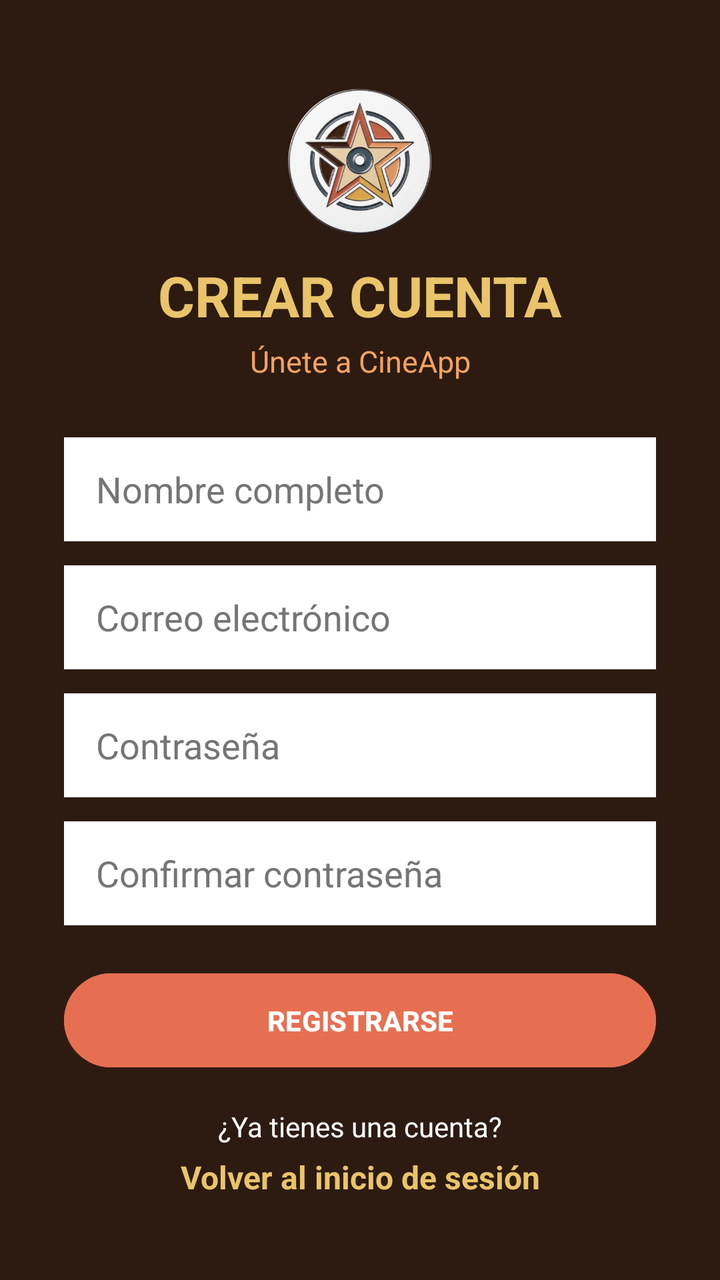
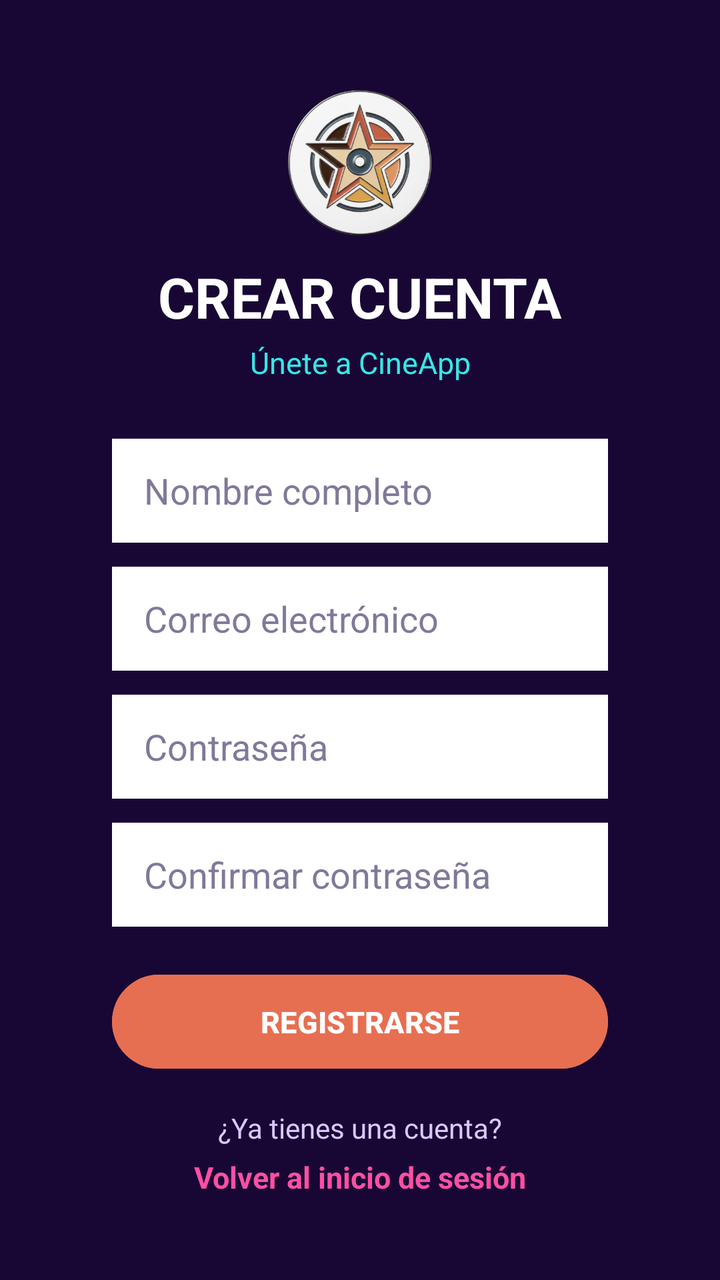

An Android layout rendered at two revisions. The XML below is the earlier revision; the diff shows what the commit changed to produce the second picture.
<!-- AndroidManifest.xml: application theme Theme.CINEAPP -->
<!-- res/layout/activity_register.xml -->
<?xml version="1.0" encoding="utf-8"?>
<androidx.constraintlayout.widget.ConstraintLayout
    xmlns:android="http://schemas.android.com/apk/res/android"
    xmlns:app="http://schemas.android.com/apk/res-auto"
    xmlns:tools="http://schemas.android.com/tools"
    android:id="@+id/main"
    android:layout_width="match_parent"
    android:layout_height="match_parent"
    android:background="@color/cine_marron"
    tools:context=".ui.auth.RegisterActivity">

    <ImageView
        android:id="@+id/tvLogo"
        android:layout_width="80dp"
        android:layout_height="80dp"
        android:contentDescription="Logo de CineApp"
        android:scaleType="fitCenter"
        android:src="@drawable/logo_cineapp"
        app:layout_constraintBottom_toTopOf="@+id/tvTitulo"
        app:layout_constraintEnd_toEndOf="parent"
        app:layout_constraintStart_toStartOf="parent"
        app:layout_constraintTop_toTopOf="parent"
        app:layout_constraintVertical_chainStyle="packed" />


    <TextView
        android:id="@+id/tvTitulo"
        android:layout_width="wrap_content"
        android:layout_height="wrap_content"
        android:layout_marginTop="8dp"
        android:text="CREAR CUENTA"
        android:textColor="@color/cine_amarillo"
        android:textSize="28sp"
        android:textStyle="bold"
        app:layout_constraintBottom_toTopOf="@+id/tvSubtitulo"
        app:layout_constraintEnd_toEndOf="parent"
        app:layout_constraintStart_toStartOf="parent"
        app:layout_constraintTop_toBottomOf="@+id/tvLogo" />

    <TextView
        android:id="@+id/tvSubtitulo"
        android:layout_width="wrap_content"
        android:layout_height="wrap_content"
        android:layout_marginTop="4dp"
        android:text="Únete a CineApp"
        android:textColor="@color/cine_naranja"
        android:textSize="15sp"
        app:layout_constraintBottom_toTopOf="@+id/etNombre"
        app:layout_constraintEnd_toEndOf="parent"
        app:layout_constraintStart_toStartOf="parent"
        app:layout_constraintTop_toBottomOf="@+id/tvTitulo" />

    <EditText
        android:id="@+id/etNombre"
        android:layout_width="0dp"
        android:layout_height="52dp"
        android:layout_marginStart="32dp"
        android:layout_marginTop="28dp"
        android:layout_marginEnd="32dp"
        android:background="@android:color/white"
        android:hint="Nombre completo"
        android:inputType="textPersonName"
        android:paddingStart="16dp"
        android:paddingEnd="16dp"
        android:textColor="@color/cine_marron"
        android:textColorHint="@color/cine_gris"
        app:layout_constraintBottom_toTopOf="@+id/etCorreo"
        app:layout_constraintEnd_toEndOf="parent"
        app:layout_constraintStart_toStartOf="parent"
        app:layout_constraintTop_toBottomOf="@+id/tvSubtitulo" />

    <EditText
        android:id="@+id/etCorreo"
        android:layout_width="0dp"
        android:layout_height="52dp"
        android:layout_marginStart="32dp"
        android:layout_marginTop="12dp"
        android:layout_marginEnd="32dp"
        android:background="@android:color/white"
        android:hint="Correo electrónico"
        android:inputType="textEmailAddress"
        android:paddingStart="16dp"
        android:paddingEnd="16dp"
        android:textColor="@color/cine_marron"
        android:textColorHint="@color/cine_gris"
        app:layout_constraintBottom_toTopOf="@+id/etPassword"
        app:layout_constraintEnd_toEndOf="parent"
        app:layout_constraintStart_toStartOf="parent"
        app:layout_constraintTop_toBottomOf="@+id/etNombre" />

    <EditText
        android:id="@+id/etPassword"
        android:layout_width="0dp"
        android:layout_height="52dp"
        android:layout_marginStart="32dp"
        android:layout_marginTop="12dp"
        android:layout_marginEnd="32dp"
        android:background="@android:color/white"
        android:hint="Contraseña"
        android:inputType="textPassword"
        android:paddingStart="16dp"
        android:paddingEnd="16dp"
        android:textColor="@color/cine_marron"
        android:textColorHint="@color/cine_gris"
        app:layout_constraintBottom_toTopOf="@+id/etConfirmPassword"
        app:layout_constraintEnd_toEndOf="parent"
        app:layout_constraintStart_toStartOf="parent"
        app:layout_constraintTop_toBottomOf="@+id/etCorreo" />

    <EditText
        android:id="@+id/etConfirmPassword"
        android:layout_width="0dp"
        android:layout_height="52dp"
        android:layout_marginStart="32dp"
        android:layout_marginTop="12dp"
        android:layout_marginEnd="32dp"
        android:background="@android:color/white"
        android:hint="Confirmar contraseña"
        android:inputType="textPassword"
        android:paddingStart="16dp"
        android:paddingEnd="16dp"
        android:textColor="@color/cine_marron"
        android:textColorHint="@color/cine_gris"
        app:layout_constraintBottom_toTopOf="@+id/btnRegistrarse"
        app:layout_constraintEnd_toEndOf="parent"
        app:layout_constraintStart_toStartOf="parent"
        app:layout_constraintTop_toBottomOf="@+id/etPassword" />

    <Button
        android:id="@+id/btnRegistrarse"
        android:layout_width="0dp"
        android:layout_height="55dp"
        android:layout_marginStart="32dp"
        android:layout_marginTop="20dp"
        android:layout_marginEnd="32dp"
        android:backgroundTint="@color/cine_coral"
        android:text="REGISTRARSE"
        android:textColor="@color/cine_blanco"
        android:textStyle="bold"
        app:layout_constraintBottom_toTopOf="@+id/tvYaCuenta"
        app:layout_constraintEnd_toEndOf="parent"
        app:layout_constraintStart_toStartOf="parent"
        app:layout_constraintTop_toBottomOf="@+id/etConfirmPassword" />

    <TextView
        android:id="@+id/tvYaCuenta"
        android:layout_width="wrap_content"
        android:layout_height="wrap_content"
        android:layout_marginTop="16dp"
        android:text="¿Ya tienes una cuenta?"
        android:textColor="@color/cine_blanco"
        android:textSize="14sp"
        app:layout_constraintBottom_toTopOf="@+id/tvVolverLogin"
        app:layout_constraintEnd_toEndOf="parent"
        app:layout_constraintStart_toStartOf="parent"
        app:layout_constraintTop_toBottomOf="@+id/btnRegistrarse" />

    <TextView
        android:id="@+id/tvVolverLogin"
        android:layout_width="wrap_content"
        android:layout_height="wrap_content"
        android:layout_marginTop="5dp"
        android:text="Volver al inicio de sesión"
        android:textColor="@color/cine_amarillo"
        android:textSize="16sp"
        android:textStyle="bold"
        app:layout_constraintBottom_toBottomOf="parent"
        app:layout_constraintEnd_toEndOf="parent"
        app:layout_constraintStart_toStartOf="parent"
        app:layout_constraintTop_toBottomOf="@+id/tvYaCuenta" />

</androidx.constraintlayout.widget.ConstraintLayout>
<!-- resources referenced by this layout -->
<resources>
  <color name="cine_amarillo">#E9C46A</color>
  <color name="cine_blanco">#FFFFFF</color>
  <color name="cine_coral">#E76F51</color>
  <color name="cine_gris">#757575</color>
  <color name="cine_marron">#2D1B12</color>
  <color name="cine_naranja">#F4A261</color>
  <!-- drawable logo_cineapp: png bitmap (drawable, 177262 bytes) -->
  <style name="Theme.CINEAPP" parent="Base.Theme.CINEAPP" />
  <style name="Base.Theme.CINEAPP" parent="Theme.Material3.DayNight.NoActionBar">
          
          
      </style>
</resources>

<!-- the commit's change to res/layout/activity_register.xml (unified diff, before → after) -->
@@ -6,8 +6,9 @@
     android:id="@+id/main"
     android:layout_width="match_parent"
     android:layout_height="match_parent"
-    android:background="@color/cine_marron"
-    tools:context=".ui.auth.RegisterActivity">
+    android:background="#180735"
+    android:padding="24dp"
+    tools:context=".RegisterActivity">
 
     <ImageView
         android:id="@+id/tvLogo"
@@ -29,7 +30,7 @@
         android:layout_height="wrap_content"
         android:layout_marginTop="8dp"
         android:text="CREAR CUENTA"
-        android:textColor="@color/cine_amarillo"
+        android:textColor="#FFFFFF"
         android:textSize="28sp"
         android:textStyle="bold"
         app:layout_constraintBottom_toTopOf="@+id/tvSubtitulo"
@@ -43,7 +44,7 @@
         android:layout_height="wrap_content"
         android:layout_marginTop="4dp"
         android:text="Únete a CineApp"
-        android:textColor="@color/cine_naranja"
+        android:textColor="#38E6E6"
         android:textSize="15sp"
         app:layout_constraintBottom_toTopOf="@+id/etNombre"
         app:layout_constraintEnd_toEndOf="parent"
@@ -62,8 +63,8 @@
         android:inputType="textPersonName"
         android:paddingStart="16dp"
         android:paddingEnd="16dp"
-        android:textColor="@color/cine_marron"
-        android:textColorHint="@color/cine_gris"
+        android:textColor="#180735"
+        android:textColorHint="#81789A"
         app:layout_constraintBottom_toTopOf="@+id/etCorreo"
         app:layout_constraintEnd_toEndOf="parent"
         app:layout_constraintStart_toStartOf="parent"
@@ -81,8 +82,8 @@
         android:inputType="textEmailAddress"
         android:paddingStart="16dp"
         android:paddingEnd="16dp"
-        android:textColor="@color/cine_marron"
-        android:textColorHint="@color/cine_gris"
+        android:textColor="#180735"
+        android:textColorHint="#81789A"
         app:layout_constraintBottom_toTopOf="@+id/etPassword"
         app:layout_constraintEnd_toEndOf="parent"
         app:layout_constraintStart_toStartOf="parent"
@@ -100,8 +101,8 @@
         android:inputType="textPassword"
         android:paddingStart="16dp"
         android:paddingEnd="16dp"
-        android:textColor="@color/cine_marron"
-        android:textColorHint="@color/cine_gris"
+        android:textColor="#180735"
+        android:textColorHint="#81789A"
         app:layout_constraintBottom_toTopOf="@+id/etConfirmPassword"
         app:layout_constraintEnd_toEndOf="parent"
         app:layout_constraintStart_toStartOf="parent"
@@ -119,8 +120,8 @@
         android:inputType="textPassword"
         android:paddingStart="16dp"
         android:paddingEnd="16dp"
-        android:textColor="@color/cine_marron"
-        android:textColorHint="@color/cine_gris"
+        android:textColor="#180735"
+        android:textColorHint="#81789A"
         app:layout_constraintBottom_toTopOf="@+id/btnRegistrarse"
         app:layout_constraintEnd_toEndOf="parent"
         app:layout_constraintStart_toStartOf="parent"
@@ -135,7 +136,8 @@
         android:layout_marginEnd="32dp"
         android:backgroundTint="@color/cine_coral"
         android:text="REGISTRARSE"
-        android:textColor="@color/cine_blanco"
+        android:textColor="#FFFFFF"
+        android:textSize="15sp"
         android:textStyle="bold"
         app:layout_constraintBottom_toTopOf="@+id/tvYaCuenta"
         app:layout_constraintEnd_toEndOf="parent"
@@ -148,7 +150,7 @@
         android:layout_height="wrap_content"
         android:layout_marginTop="16dp"
         android:text="¿Ya tienes una cuenta?"
-        android:textColor="@color/cine_blanco"
+        android:textColor="#D8C9FF"
         android:textSize="14sp"
         app:layout_constraintBottom_toTopOf="@+id/tvVolverLogin"
         app:layout_constraintEnd_toEndOf="parent"
@@ -161,8 +163,8 @@
         android:layout_height="wrap_content"
         android:layout_marginTop="5dp"
         android:text="Volver al inicio de sesión"
-        android:textColor="@color/cine_amarillo"
-        android:textSize="16sp"
+        android:textColor="#FF4FA3"
+        android:textSize="15sp"
         android:textStyle="bold"
         app:layout_constraintBottom_toBottomOf="parent"
         app:layout_constraintEnd_toEndOf="parent"
<!-- resource entries referenced after the edit -->
@@ -1,11 +1,6 @@
 <!-- resources referenced by this layout -->
 <resources>
-  <color name="cine_amarillo">#E9C46A</color>
-  <color name="cine_blanco">#FFFFFF</color>
   <color name="cine_coral">#E76F51</color>
-  <color name="cine_gris">#757575</color>
-  <color name="cine_marron">#2D1B12</color>
-  <color name="cine_naranja">#F4A261</color>
   <!-- drawable logo_cineapp: png bitmap (drawable, 177262 bytes) -->
   <style name="Theme.CINEAPP" parent="Base.Theme.CINEAPP" />
   <style name="Base.Theme.CINEAPP" parent="Theme.Material3.DayNight.NoActionBar">
